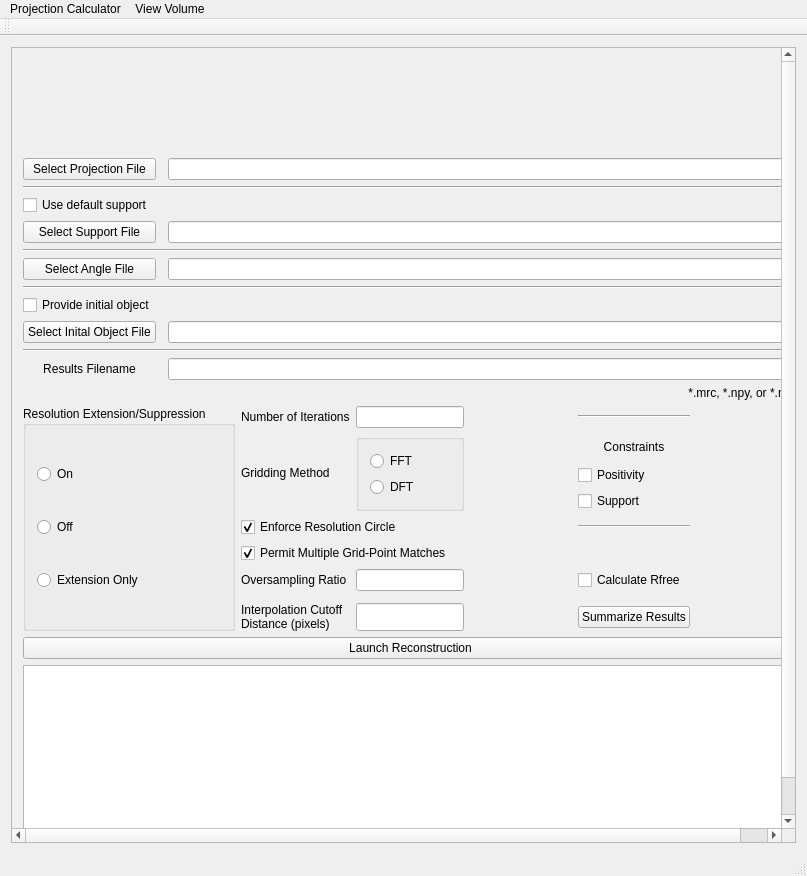
Qt form GENFIRE/gui/GENFIRE_MainWindow.ui (genfire-em/GENFIRE-Python) before a commit.
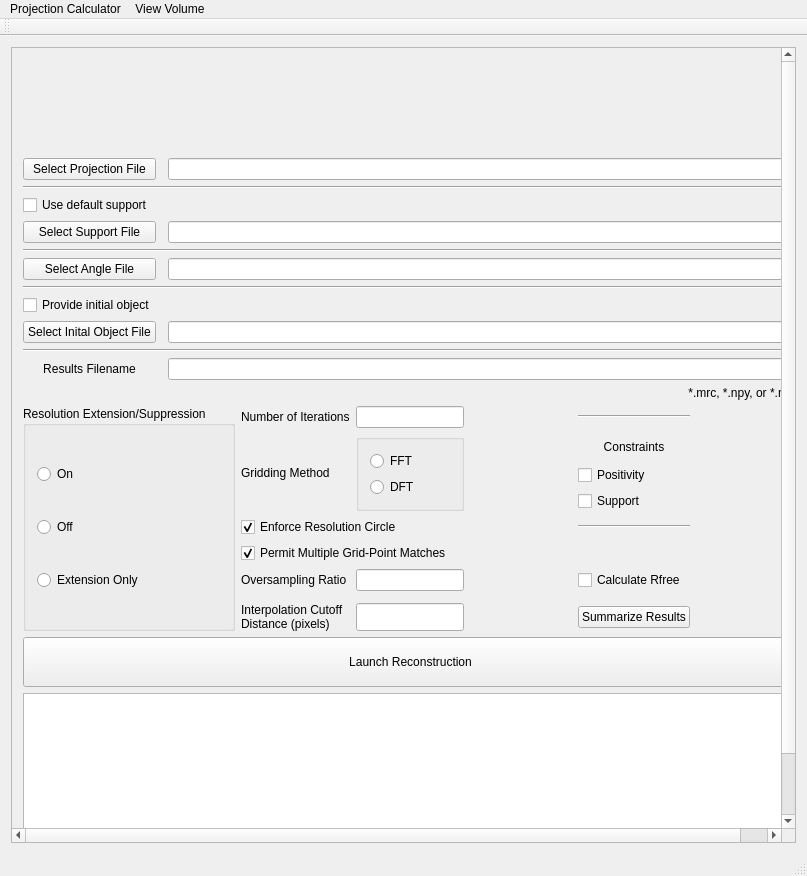
The same form after that commit. Icons and pictures are not drawn.

Commit message: Qt5 conversion

```diff
--- a/GENFIRE/gui/GENFIRE_MainWindow.ui
+++ b/GENFIRE/gui/GENFIRE_MainWindow.ui
@@ -35,7 +35,7 @@
          <x>0</x>
          <y>0</y>
          <width>799</width>
-         <height>953</height>
+         <height>971</height>
         </rect>
        </property>
        <layout class="QVBoxLayout" name="verticalLayout_4">
@@ -456,7 +456,7 @@
             <property name="minimumSize">
              <size>
               <width>775</width>
-              <height>0</height>
+              <height>50</height>
              </size>
             </property>
             <property name="text">
```
The commit also changes 2 other files.
